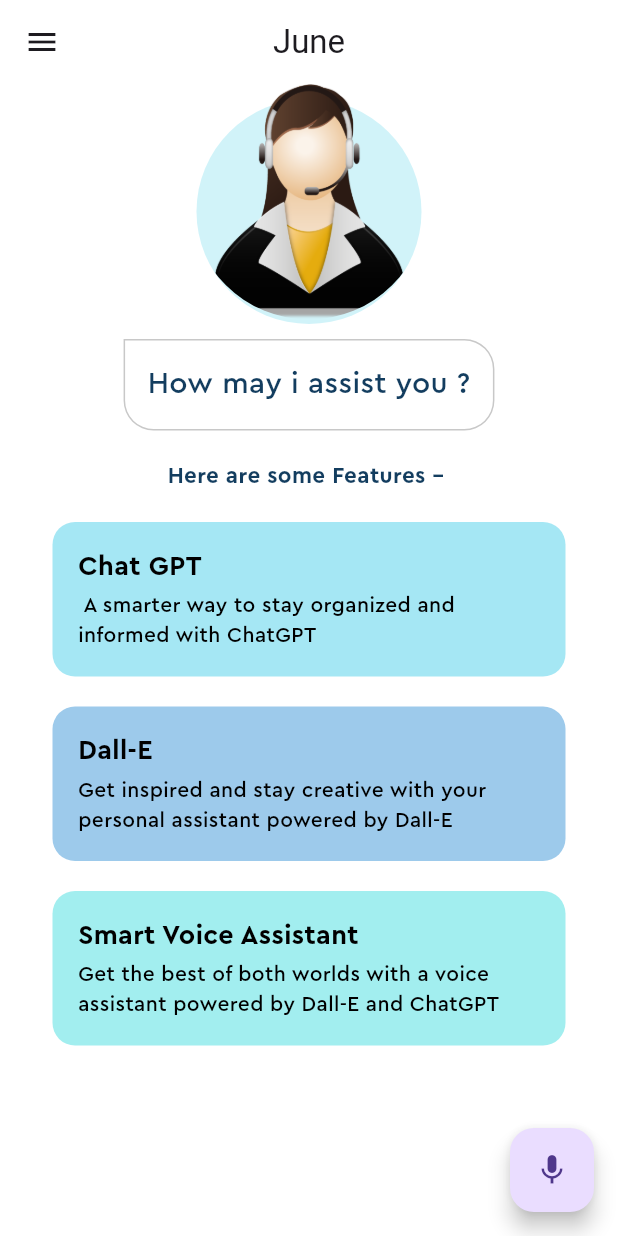
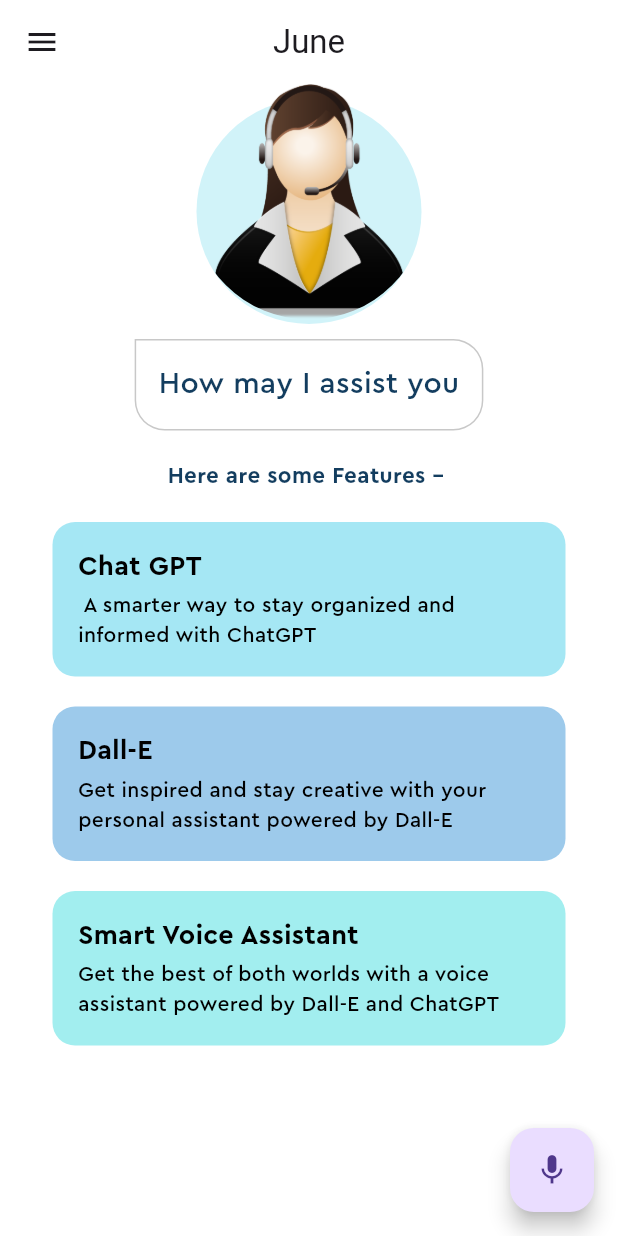
Before and after one commit to PriyangshuJS/Voice_Assistant_App, a Flutter app: the screen it shows after launch, after a tap on the "mic" icon, on a phone screen of 412 x 824 dp. Run offline on Flutter 3.47's test engine with Material 2 defaults, Android fonts, the phone set to English and light mode, and no system bars; our stand-ins replace speech_to_text; missing offline and left inert: text_to_speech.

Commit message:
Text & Image Display

```diff
--- a/lib/screens/homepage.dart
+++ b/lib/screens/homepage.dart
@@ -18,6 +18,8 @@ class _HomePageState extends State<HomePage> {
   final speechtotext = SpeechToText();
   final TextToSpeech texttospeech = TextToSpeech();
   String lastWords = "";
+  String? generatedimage;
+  String? generatedspeech;
   final OpenAiServices openAIservices = OpenAiServices();
 
   @override
@@ -99,7 +101,9 @@ class _HomePageState extends State<HomePage> {
               ],
             ),
             const SizedBox(height: 10),
-            Container(
+            Visibility(
+              visible: generatedimage == null,
+              child: Container(
                 margin: const EdgeInsets.only(left: 15, right: 15),
                 decoration: BoxDecoration(
                   border: Border.all(color: Pallete.borderColor),
@@ -107,16 +111,27 @@ class _HomePageState extends State<HomePage> {
                       BorderRadius.circular(20).copyWith(topLeft: Radius.zero),
                 ),
                 padding: const EdgeInsets.all(15),
-              child: const Text(
-                "How may i assist you ?",
+                child: Text(
+                  generatedspeech ?? "How may I assist you",
                   style: TextStyle(
                     color: Pallete.mainFontColor,
-                  fontSize: 20,
+                    fontSize: generatedspeech == null ? 20 : 15,
                     fontFamily: "Cera Pro",
                   ),
                 ),
               ),
-            Container(
+            ),
+            if (generatedimage != null)
+              Padding(
+                padding: const EdgeInsets.all(10.0),
+                child: ClipRRect(
+                  borderRadius: BorderRadius.circular(20),
+                  child: Image.network(generatedimage!),
+                ),
+              ),
+            Visibility(
+              visible: generatedspeech == null && generatedimage == null,
+              child: Container(
                 alignment: Alignment.center,
                 margin: const EdgeInsets.only(top: 20, bottom: 10),
                 child: const Text(
@@ -130,24 +145,32 @@ class _HomePageState extends State<HomePage> {
                   ),
                 ),
               ),
-            const FeatureBox(
+            ),
+            Visibility(
+              visible: generatedspeech == null && generatedimage == null,
+              child: const Column(
+                children: [
+                  FeatureBox(
                     color: Pallete.firstSuggestionBoxColor,
                     description:
                         ' A smarter way to stay organized and informed with ChatGPT',
                     name: 'Chat GPT',
                   ),
-            const FeatureBox(
+                  FeatureBox(
                     color: Pallete.secondSuggestionBoxColor,
                     description:
                         'Get inspired and stay creative with your personal assistant powered by Dall-E',
                     name: 'Dall-E',
                   ),
-            const FeatureBox(
+                  FeatureBox(
                     color: Pallete.thirdSuggestionBoxColor,
                     description:
                         'Get the best of both worlds with a voice assistant powered by Dall-E and ChatGPT',
                     name: 'Smart Voice Assistant',
                   ),
+                ],
+              ),
+            )
           ],
         ),
       ),
@@ -157,14 +180,23 @@ class _HomePageState extends State<HomePage> {
             await startListening();
           } else if (speechtotext.isListening) {
             final speech = await openAIservices.IsArtPromptAPI(lastWords);
+            if (speech.contains("https")) {
+              generatedimage = speech;
+              generatedspeech = null;
+              setState(() {});
+            } else {
+              generatedimage = null;
+              generatedspeech = speech;
+              setState(() {});
               systemspeak(speech);
+            }
 
             await stopListening();
           } else {
             initSpeechToText();
           }
         },
-        child: const Icon(Icons.mic),
+        child: Icon(speechtotext.isListening ? Icons.stop : Icons.mic),
       ),
     );
   }
```
Lines whose indentation alone changed are shown as unchanged.
